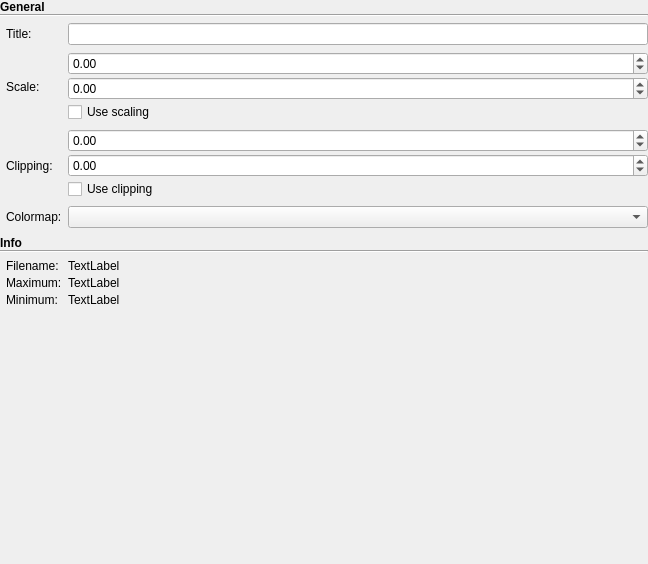
The window that mdt/data/qt_designs/maps_visualizer/MapSpecificOptions.ui (robbert-harms/MDT) describes before a commit, drawn with Qt 5.
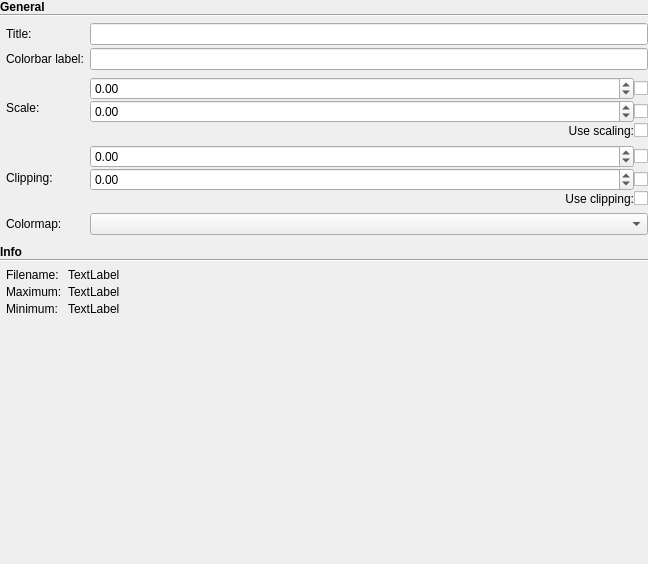
The same window after the commit. Custom widgets are drawn as their Qt base class.

```diff
--- a/mdt/data/qt_designs/maps_visualizer/MapSpecificOptions.ui
+++ b/mdt/data/qt_designs/maps_visualizer/MapSpecificOptions.ui
@@ -30,7 +30,7 @@
     <number>0</number>
    </property>
    <property name="verticalSpacing">
-    <number>8</number>
+    <number>10</number>
    </property>
    <item row="2" column="0">
     <spacer name="verticalSpacer">
@@ -116,64 +116,21 @@
          <property name="verticalSpacing">
           <number>3</number>
          </property>
-         <item row="2" column="0">
+         <item row="3" column="0">
           <widget class="QLabel" name="label_23">
            <property name="text">
             <string>Clipping:</string>
            </property>
           </widget>
          </item>
-         <item row="1" column="1">
-          <layout class="QVBoxLayout" name="verticalLayout">
-           <property name="spacing">
-            <number>2</number>
-           </property>
-           <property name="topMargin">
-            <number>4</number>
-           </property>
-           <property name="bottomMargin">
-            <number>4</number>
-           </property>
-           <item>
-            <widget class="ScientificDoubleSpinBox" name="data_scale_max">
-             <property name="minimum">
-              <double>-9999999999.989999771118164</double>
-             </property>
-             <property name="maximum">
-              <double>9999999999.989999771118164</double>
-             </property>
-            </widget>
-           </item>
-           <item>
-            <widget class="ScientificDoubleSpinBox" name="data_scale_min">
-             <property name="specialValueText">
-              <string/>
-             </property>
-             <property name="minimum">
-              <double>-9999999999.989999771118164</double>
-             </property>
-             <property name="maximum">
-              <double>9999999999.989999771118164</double>
-             </property>
-            </widget>
-           </item>
-           <item>
-            <widget class="QCheckBox" name="data_set_use_scale">
-             <property name="text">
-              <string>Use scaling</string>
-             </property>
-            </widget>
-           </item>
-          </layout>
-         </item>
-         <item row="3" column="0">
+         <item row="4" column="0">
           <widget class="QLabel" name="label_9">
            <property name="text">
             <string>Colormap:</string>
            </property>
           </widget>
          </item>
-         <item row="3" column="1">
+         <item row="4" column="1">
           <widget class="QComboBox" name="colormap"/>
          </item>
          <item row="0" column="1">
@@ -186,15 +143,12 @@
            </property>
           </widget>
          </item>
-         <item row="2" column="1">
-          <layout class="QVBoxLayout" name="verticalLayout_2">
-           <property name="spacing">
-            <number>2</number>
-           </property>
+         <item row="3" column="1">
+          <layout class="QGridLayout" name="gridLayout_5" columnstretch="1,0" columnminimumwidth="0,0">
            <property name="bottomMargin">
             <number>4</number>
            </property>
-           <item>
+           <item row="0" column="0">
             <widget class="ScientificDoubleSpinBox" name="data_clipping_max">
              <property name="minimum">
               <double>-9999999999.989999771118164</double>
@@ -204,7 +158,7 @@
              </property>
             </widget>
            </item>
-           <item>
+           <item row="1" column="0">
             <widget class="ScientificDoubleSpinBox" name="data_clipping_min">
              <property name="minimum">
               <double>-9999999999.989999771118164</double>
@@ -214,22 +168,120 @@
              </property>
             </widget>
            </item>
-           <item>
+           <item row="0" column="1">
+            <widget class="QCheckBox" name="use_data_clipping_max">
+             <property name="text">
+              <string/>
+             </property>
+            </widget>
+           </item>
+           <item row="1" column="1">
+            <widget class="QCheckBox" name="use_data_clipping_min">
+             <property name="text">
+              <string/>
+             </property>
+            </widget>
+           </item>
+           <item row="2" column="1">
             <widget class="QCheckBox" name="data_set_use_clipping">
              <property name="text">
-              <string>Use clipping</string>
+              <string/>
+             </property>
+            </widget>
+           </item>
+           <item row="2" column="0">
+            <widget class="QLabel" name="label_2">
+             <property name="text">
+              <string>Use clipping:</string>
+             </property>
+             <property name="alignment">
+              <set>Qt::AlignRight|Qt::AlignTrailing|Qt::AlignVCenter</set>
              </property>
             </widget>
            </item>
           </layout>
          </item>
-         <item row="1" column="0">
+         <item row="2" column="0">
           <widget class="QLabel" name="label_10">
            <property name="text">
             <string>Scale:</string>
            </property>
           </widget>
          </item>
+         <item row="2" column="1">
+          <layout class="QGridLayout" name="gridLayout_2" columnstretch="1,0">
+           <property name="topMargin">
+            <number>4</number>
+           </property>
+           <property name="bottomMargin">
+            <number>4</number>
+           </property>
+           <item row="1" column="0">
+            <widget class="ScientificDoubleSpinBox" name="data_scale_min">
+             <property name="specialValueText">
+              <string/>
+             </property>
+             <property name="minimum">
+              <double>-9999999999.989999771118164</double>
+             </property>
+             <property name="maximum">
+              <double>9999999999.989999771118164</double>
+             </property>
+            </widget>
+           </item>
+           <item row="2" column="0">
+            <widget class="QLabel" name="label">
+             <property name="text">
+              <string>Use scaling:</string>
+             </property>
+             <property name="alignment">
+              <set>Qt::AlignRight|Qt::AlignTrailing|Qt::AlignVCenter</set>
+             </property>
+            </widget>
+           </item>
+           <item row="0" column="0">
+            <widget class="ScientificDoubleSpinBox" name="data_scale_max">
+             <property name="minimum">
+              <double>-9999999999.989999771118164</double>
+             </property>
+             <property name="maximum">
+              <double>9999999999.989999771118164</double>
+             </property>
+            </widget>
+           </item>
+           <item row="0" column="1">
+            <widget class="QCheckBox" name="use_data_scale_max">
+             <property name="text">
+              <string/>
+             </property>
+            </widget>
+           </item>
+           <item row="1" column="1">
+            <widget class="QCheckBox" name="use_data_scale_min">
+             <property name="text">
+              <string/>
+             </property>
+            </widget>
+           </item>
+           <item row="2" column="1">
+            <widget class="QCheckBox" name="data_set_use_scale">
+             <property name="text">
+              <string/>
+             </property>
+            </widget>
+           </item>
+          </layout>
+         </item>
+         <item row="1" column="0">
+          <widget class="QLabel" name="label_3">
+           <property name="text">
+            <string>Colorbar label:</string>
+           </property>
+          </widget>
+         </item>
+         <item row="1" column="1">
+          <widget class="QLineEdit" name="data_colorbar_label"/>
+         </item>
         </layout>
        </widget>
       </item>
```
Left out of the diff: 5 changed lines with no effect on the pictures.
